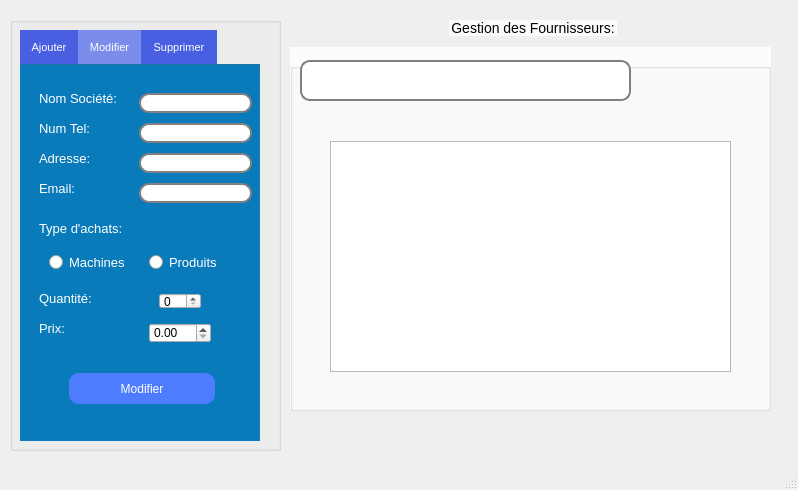
Before: the Qt Designer form mainwindow.ui in yahyasamet/dryclean_2A7, drawn with Qt 5.
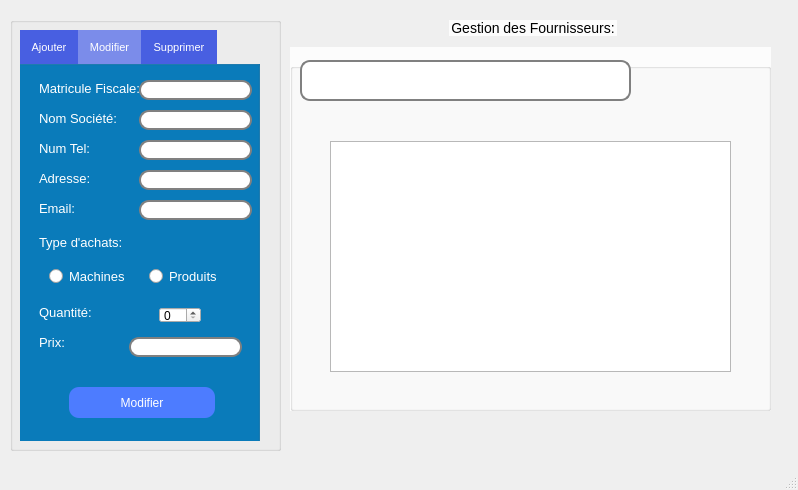
After: the same form once the commit is applied. The open tabs and pages were chosen to show the change. Icons and pictures are not drawn.

Diff of the .ui file:
```diff
--- a/mainwindow.ui
+++ b/mainwindow.ui
@@ -564,7 +564,7 @@
         <property name="geometry">
          <rect>
           <x>30</x>
-          <y>280</y>
+          <y>294</y>
           <width>111</width>
           <height>31</height>
          </rect>
@@ -585,7 +585,7 @@
         <property name="geometry">
          <rect>
           <x>130</x>
-          <y>150</y>
+          <y>167</y>
           <width>113</width>
           <height>20</height>
          </rect>
@@ -595,7 +595,7 @@
         <property name="geometry">
          <rect>
           <x>30</x>
-          <y>180</y>
+          <y>194</y>
           <width>111</width>
           <height>31</height>
          </rect>
@@ -616,7 +616,7 @@
         <property name="geometry">
          <rect>
           <x>140</x>
-          <y>220</y>
+          <y>234</y>
           <width>83</width>
           <height>18</height>
          </rect>
@@ -632,7 +632,7 @@
         <property name="geometry">
          <rect>
           <x>130</x>
-          <y>90</y>
+          <y>107</y>
           <width>113</width>
           <height>20</height>
          </rect>
@@ -642,7 +642,7 @@
         <property name="geometry">
          <rect>
           <x>30</x>
-          <y>110</y>
+          <y>130</y>
           <width>111</width>
           <height>31</height>
          </rect>
@@ -663,7 +663,7 @@
         <property name="geometry">
          <rect>
           <x>30</x>
-          <y>140</y>
+          <y>160</y>
           <width>111</width>
           <height>31</height>
          </rect>
@@ -684,7 +684,7 @@
         <property name="geometry">
          <rect>
           <x>30</x>
-          <y>50</y>
+          <y>70</y>
           <width>111</width>
           <height>31</height>
          </rect>
@@ -705,7 +705,7 @@
         <property name="geometry">
          <rect>
           <x>40</x>
-          <y>220</y>
+          <y>234</y>
           <width>83</width>
           <height>18</height>
          </rect>
@@ -718,7 +718,7 @@
         <property name="geometry">
          <rect>
           <x>130</x>
-          <y>60</y>
+          <y>77</y>
           <width>113</width>
           <height>20</height>
          </rect>
@@ -728,7 +728,7 @@
         <property name="geometry">
          <rect>
           <x>30</x>
-          <y>80</y>
+          <y>100</y>
           <width>111</width>
           <height>31</height>
          </rect>
@@ -749,7 +749,7 @@
         <property name="geometry">
          <rect>
           <x>60</x>
-          <y>340</y>
+          <y>354</y>
           <width>146</width>
           <height>31</height>
          </rect>
@@ -762,7 +762,7 @@
         <property name="geometry">
          <rect>
           <x>30</x>
-          <y>250</y>
+          <y>264</y>
           <width>111</width>
           <height>31</height>
          </rect>
@@ -783,7 +783,7 @@
         <property name="geometry">
          <rect>
           <x>130</x>
-          <y>120</y>
+          <y>137</y>
           <width>113</width>
           <height>20</height>
          </rect>
@@ -793,22 +793,53 @@
         <property name="geometry">
          <rect>
           <x>150</x>
-          <y>260</y>
+          <y>274</y>
           <width>42</width>
           <height>16</height>
          </rect>
         </property>
        </widget>
-       <widget class="QDoubleSpinBox" name="doubleSpinBox_2">
+       <widget class="QLineEdit" name="prix">
         <property name="geometry">
          <rect>
-          <x>140</x>
-          <y>290</y>
-          <width>62</width>
+          <x>120</x>
+          <y>304</y>
+          <width>113</width>
           <height>20</height>
          </rect>
         </property>
        </widget>
+       <widget class="QLineEdit" name="matf">
+        <property name="geometry">
+         <rect>
+          <x>130</x>
+          <y>47</y>
+          <width>113</width>
+          <height>20</height>
+         </rect>
+        </property>
+       </widget>
+       <widget class="QLabel" name="label_19">
+        <property name="geometry">
+         <rect>
+          <x>30</x>
+          <y>40</y>
+          <width>111</width>
+          <height>31</height>
+         </rect>
+        </property>
+        <property name="styleSheet">
+         <string notr="true">QLabel{
+font-size: 13px;
+}</string>
+        </property>
+        <property name="text">
+         <string>Matricule Fiscale:</string>
+        </property>
+        <property name="textFormat">
+         <enum>Qt::AutoText</enum>
+        </property>
+       </widget>
       </widget>
      </widget>
      <widget class="QWidget" name="tab_2">
```
Left out of the diff: 18 changed lines with no effect on the pictures.
